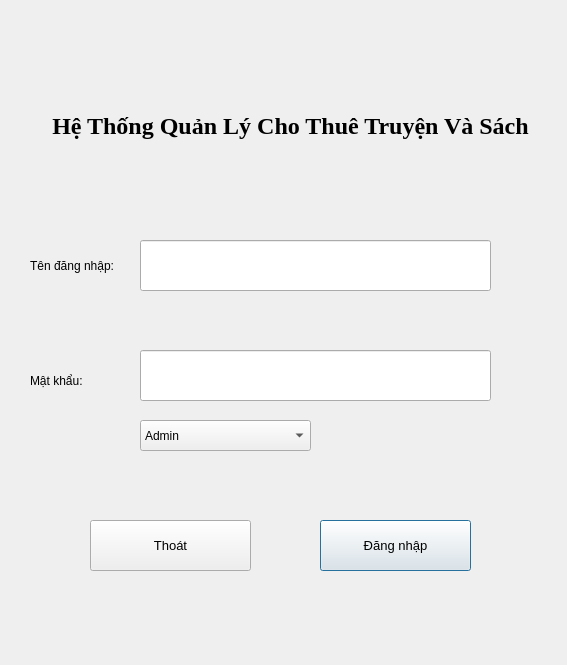
Old version of the form ui/LoginDialog.ui in the repository lynguyen111/PBL2.
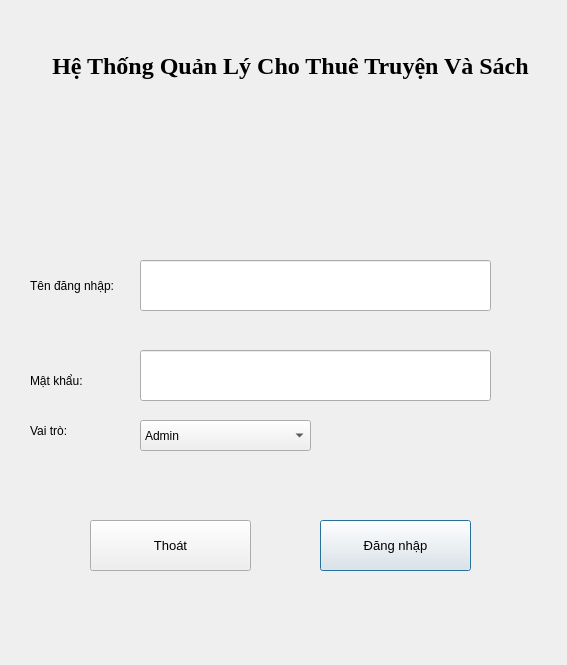
New version of the form. Icons and pictures are not drawn.

The edit to the form file:
```diff
--- a/ui/LoginDialog.ui
+++ b/ui/LoginDialog.ui
@@ -19,10 +19,10 @@
   <widget class="QLabel" name="logoLabel">
    <property name="geometry">
     <rect>
-     <x>250</x>
-     <y>30</y>
-     <width>60</width>
-     <height>60</height>
+     <x>240</x>
+     <y>120</y>
+     <width>91</width>
+     <height>81</height>
     </rect>
    </property>
    <property name="pixmap">
@@ -39,9 +39,9 @@
    <property name="geometry">
     <rect>
      <x>30</x>
-     <y>80</y>
+     <y>30</y>
      <width>521</width>
-     <height>91</height>
+     <height>71</height>
     </rect>
    </property>
    <property name="font">
@@ -155,7 +155,7 @@
    <property name="geometry">
     <rect>
      <x>140</x>
-     <y>240</y>
+     <y>260</y>
      <width>351</width>
      <height>51</height>
     </rect>
@@ -168,7 +168,7 @@
    <property name="geometry">
     <rect>
      <x>30</x>
-     <y>250</y>
+     <y>270</y>
      <width>101</width>
      <height>31</height>
     </rect>
@@ -207,6 +207,19 @@
     </property>
    </item>
   </widget>
+  <widget class="QLabel" name="label">
+   <property name="geometry">
+    <rect>
+     <x>30</x>
+     <y>420</y>
+     <width>61</width>
+     <height>21</height>
+    </rect>
+   </property>
+   <property name="text">
+    <string>Vai trò:</string>
+   </property>
+  </widget>
  </widget>
  <resources>
   <include location="resources/icons/icons.qrc"/>
```
Left out of the diff: 3 changed lines with no effect on the pictures.
